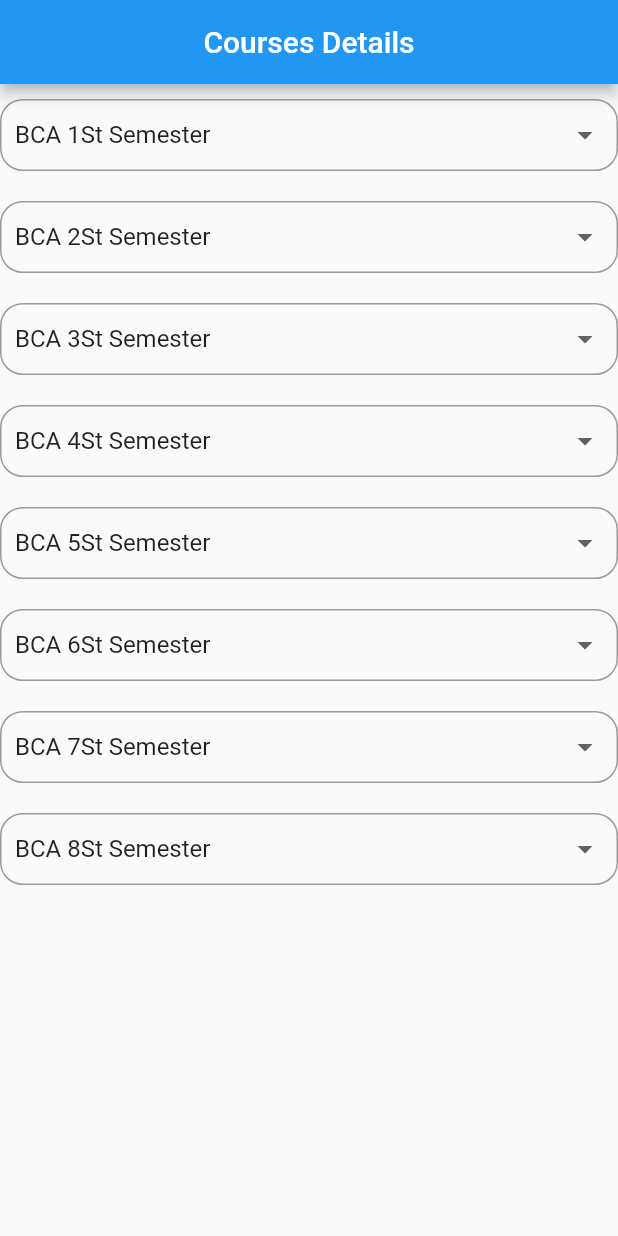
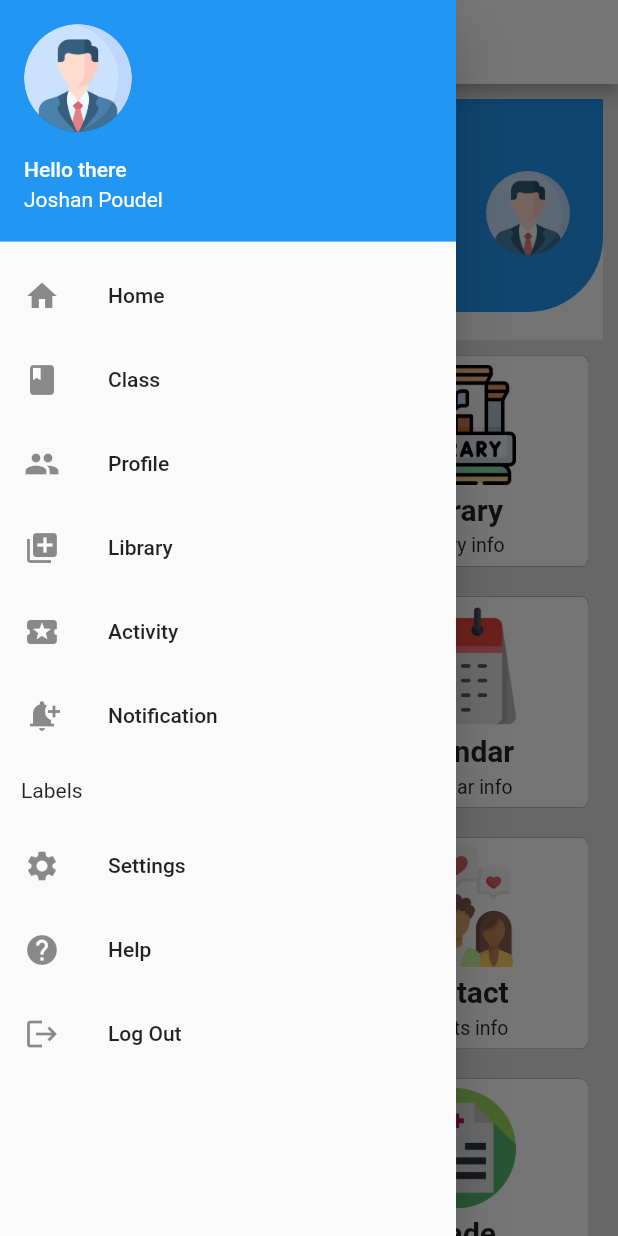
Before and after one commit to joshanpoudel/campus-connect-app, a Flutter app: the screen it shows after launch, with the side drawer open (before the commit the screen has no drawer), on a phone screen of 412 x 824 dp. Run offline on Flutter 3.47's test engine with Material 2 defaults, Android fonts, the phone set to English and light mode, and no system bars; our stand-ins replace hexcolor.

Commit message:
implement home page

```diff
--- /dev/null
+++ b/lib/Bar.dart
@@ -0,0 +1,217 @@
+import 'package:flutter/material.dart';
+import 'Profile.dart';
+import 'package:sample_app/colors.dart';
+
+class Bar extends StatelessWidget {
+  const Bar({Key? key}) : super(key: key);
+
+  @override
+  Widget build(BuildContext context) {
+    return Scaffold(
+      appBar: AppBar(
+        backgroundColor: Colors.white,
+        centerTitle: true,
+        leading: Builder(builder: (context) {
+          return IconButton(
+            onPressed: () {
+              Scaffold.of(context).openDrawer();
+            },
+            icon: Icon(Icons.menu, color: Colors.black87,),
+          );
+        }),
+        title: Text(
+          "Dashboard",
+          style: TextStyle(color: Colors.black87, fontWeight: FontWeight.bold),
+        ),
+      ),
+      drawer: Drawer(
+        child: ListView(
+          children: [
+            UserAccountsDrawerHeader(
+              accountName: Text("Hello there"),
+              accountEmail: Text("Joshan Poudel"),
+              currentAccountPicture: CircleAvatar(
+                foregroundImage: AssetImage("images/profile.png"),
+              ),
+            ),
+            ListTile(
+              leading: Icon(Icons.home),
+              title: Text("Home"),
+              onTap: () {},
+            ),
+            ListTile(
+              leading: Icon(Icons.class_),
+              title: Text("Class"),
+              onTap: () {},
+            ),
+            ListTile(
+              leading: Icon(Icons.people),
+              title: Text("Profile"),
+              onTap: () {},
+            ),
+            ListTile(
+              leading: Icon(Icons.library_add),
+              title: Text("Library"),
+              onTap: () {},
+            ),
+            ListTile(
+              leading: Icon(Icons.local_activity),
+              title: Text("Activity"),
+              onTap: () {},
+            ),
+            ListTile(
+              leading: Icon(Icons.notification_add),
+              title: Text("Notification"),
+              onTap: () {},
+            ),
+            Padding(
+              padding: const EdgeInsets.all(14.0),
+              child: Text("Labels"),
+            ),
+            ListTile(
+              leading: Icon(Icons.settings),
+              title: Text("Settings"),
+              onTap: () {},
+            ),
+            ListTile(
+              leading: Icon(Icons.help),
+              title: Text("Help"),
+              onTap: () {},
+            ),
+            ListTile(
+              leading: Icon(Icons.logout),
+              title: Text("Log Out"),
+              onTap: () {},
+            ),
+          ],
+        ),
+      ),
+      body: SingleChildScrollView(
+      child: Container(
+        padding: EdgeInsets.symmetric(
+          vertical: 10.0,
+          horizontal: 10.0,
+        ),
+        height: MediaQuery.of(context).size.height,
+        color: Colors.grey.shade300,
+        child: Column(
+          mainAxisAlignment: MainAxisAlignment.spaceBetween,
+          children: <Widget>[
+            Expanded(child: Profile()),
+
+
+           //Expanded(child: Profile()),
+            Expanded(
+              child: GestureDetector(
+                onTap: () {
+                  // Handle button tap
+                },
+                child: Row(
+
+              crossAxisAlignment: CrossAxisAlignment.stretch,
+              children: <Widget>[
+                getExpanded("profile", "  Profile", "profile info"),
+                getExpanded("library", "Library", "Library info"),
+              ],
+            ),
+            ),
+            ),
+            Expanded(
+              child: GestureDetector(
+                  onTap: () {
+                    // Handle button tap
+                  },
+                child: Row(
+              crossAxisAlignment: CrossAxisAlignment.stretch,
+              children: <Widget>[
+                getExpanded("salary", "Fees", "Fees info"),
+                getExpanded("calendar", "calendar", "calendar info"),
+              ],
+            ),
+              ),
+            ),
+            Expanded(
+              child: GestureDetector(
+                  onTap: () {
+                    // Handle button tap
+                  },
+                child: Row(
+              crossAxisAlignment: CrossAxisAlignment.stretch,
+              children: <Widget>[
+                getExpanded("roll-call", "Attendance", "Attendance record"),
+                getExpanded("rating", "Contact", "Parents info"),
+              ],
+            ),
+              ),
+            ),
+            Expanded(
+              child: GestureDetector(
+                onTap: () {
+                  // Handle button tap
+                },
+                child: Row(
+                  crossAxisAlignment: CrossAxisAlignment.stretch,
+                  children: <Widget>[
+                    getExpanded("courses", "Courses", "Courses info"),
+                    getExpanded("grade", "Grade", "Grade info"),
+                  ],
+                ),
+            ),
+            ),
+          ],
+
+        ),
+      ),
+    ),
+    );
+  }
+
+  Expanded getExpanded(String image, String mainText, String subText) {
+    return Expanded(
+
+      child: Container(
+        child: Column(
+          mainAxisAlignment: MainAxisAlignment.center,
+          children: <Widget>[
+            Image.asset(
+              "images/$image.png",
+              height: 80.0,
+            ),
+            SizedBox(
+              height: 5.0,
+            ),
+            Text(
+              mainText,
+              style: TextStyle(fontWeight: FontWeight.bold, fontSize: 20.0),
+            ),
+            SizedBox(
+              height: 5.0,
+            ),
+            Text(
+              subText,
+              style: TextStyle(
+                fontSize: 13.0,
+              ),
+            )
+          ],
+        ),
+        margin: EdgeInsets.only(
+          left: 10.0,
+          top: 10.0,
+          right: 10.0,
+          bottom: 10.0,
+        ),
+        decoration: BoxDecoration(
+          color: Colors.white,
+          borderRadius: BorderRadius.only(
+            topLeft: Radius.circular(5.0),
+            topRight: Radius.circular(5.0),
+            bottomLeft: Radius.circular(5.0),
+            bottomRight: Radius.circular(5.0),
+          ),
+          boxShadow: [BoxShadow()],
+        ),
+      ),
+    );
+  }
+}
--- /dev/null
+++ b/lib/CourseSessionScreen.dart
@@ -0,0 +1,16 @@
+import 'package:flutter/material.dart';
+class CourseSessionScreen extends StatefulWidget {
+  const CourseSessionScreen({Key? key}) : super(key: key);
+
+  @override
+  State<CourseSessionScreen> createState() => _CourseSessionScreenState();
+}
+
+class _CourseSessionScreenState extends State<CourseSessionScreen> {
+  @override
+  Widget build(BuildContext context) {
+    return Scaffold(
+
+    );
+  }
+}
--- /dev/null
+++ b/lib/Profile.dart
@@ -0,0 +1,69 @@
+import 'package:flutter/material.dart';
+
+class Profile extends StatefulWidget {
+  const Profile({Key? key}) : super(key: key);
+
+  @override
+  State<Profile> createState() => _ProfileState();
+}
+
+class _ProfileState extends State<Profile> {
+  @override
+  Widget build(BuildContext context) {
+    return Scaffold(
+      body: ListView(
+        padding: EdgeInsets.zero,
+        children: [
+          Container(
+            decoration: BoxDecoration(
+                color: Theme.of(context).primaryColor,
+                borderRadius:
+                    BorderRadius.only(bottomRight: Radius.circular(50.0))),
+            child: Column(
+              children: [
+                const SizedBox(
+                  height: 40.0,
+                ),
+                ListTile(
+                  contentPadding: EdgeInsets.symmetric(horizontal: 20.0),
+                  title: Text(
+                    "Hey joshan!",
+                    style: Theme.of(context)
+                        .textTheme
+                        .headlineSmall
+                        ?.copyWith(color: Colors.white),
+                  ),
+                  subtitle: Text(
+                    "GoodMorning",
+                    style: Theme.of(context)
+                        .textTheme
+                        .titleMedium
+                        ?.copyWith(color: Colors.white54),
+                  ),
+                  trailing: CircleAvatar(
+                    radius: 30.0,
+                    backgroundImage:  AssetImage("images/profile.png"),
+                  ),
+                ),
+                const SizedBox(height: 30.0,)
+              ],
+            ),
+          ),
+          Container(
+            color: Theme.of(context).primaryColor,
+            child: Container(
+              decoration: BoxDecoration(
+                color: Colors.white,
+                borderRadius: BorderRadius.only(
+                  topLeft: Radius.circular(100),
+                ),
+              ),
+
+
+            ),
+          ),
+        ],
+      ),
+    );
+  }
+}
--- a/lib/colors.dart
+++ b/lib/colors.dart
@@ -1,5 +1,26 @@
+import 'dart:ui';
+
+import 'package:flutter/cupertino.dart';
 import 'package:hexcolor/hexcolor.dart';
 
 class GlobalColors{
   static HexColor mainColor=HexColor("#1E319D");
 }
+//colors
+const Color kSecondaryColor = Color(0xFF6789CA);
+const Color kOtherColor = Color(0xFFF4F6F7);
+const Color kContainerColor = Color(0xFF777777);
+const Color kPrimaryColor = Color(0xFF345FB4);
+const Color kTextBlackColor = Color(0xFF313131);
+const Color kTextWhiteColor = Color(0xFFFFFFFF);
+const Color kTextLightColor = Color(0xFFA5A5A5);
+const Color kErrorBorderColor = Color(0xFFE74C3C);
+//default value
+const kDefaultPadding = 20.0;
+
+const sizedBox = SizedBox(
+  height: kDefaultPadding,
+);
+const kHalfSizedBox = SizedBox(
+  height: kDefaultPadding / 2 ,
+);
--- a/lib/main.dart
+++ b/lib/main.dart
@@ -1,12 +1,16 @@
 import 'package:flutter/material.dart';
 import 'package:sample_app/Course.dart';
 import 'package:sample_app/Dashboard.dart';
+import 'package:sample_app/Profile.dart';
 import 'Home.dart';
 import 'Information.dart';
 import 'Details.dart';
 import 'Dashboard.dart';
 import 'Course.dart';
 import 'Semester.dart';
+import 'CourseSessionScreen.dart';
+import 'Bar.dart';
+import 'Profile.dart';
 
 void main() => runApp(MyApp());
 class MyApp extends StatelessWidget {
@@ -15,11 +19,11 @@ class MyApp extends StatelessWidget {
   @override
   Widget build(BuildContext context) {
     return MaterialApp(
-      title: 'My Flutter App',
-      themeMode: ThemeMode.system,
-      debugShowCheckedModeBanner: false,
-      home: Semester()
+        title: 'My Flutter App',
+        themeMode: ThemeMode.system,
+        debugShowCheckedModeBanner: false,
+        home:Bar()
+    );
 
-    );
   }
-  }
+}
```
Also changed, not shown: pubspec.yaml (+15 -8 lines), images/books.png (added), images/calendar.png (added), images/courses.png (added), images/grade.png (added), images/library.png (added), images/menu.png (added), images/profile.png (added), images/rating.png (added), images/roll-call.png (added), images/salary.png (added), lib/AppBar.dart (deleted), lib/CMakeLists.txt (added), lib/HomeScreen.dart (added).
